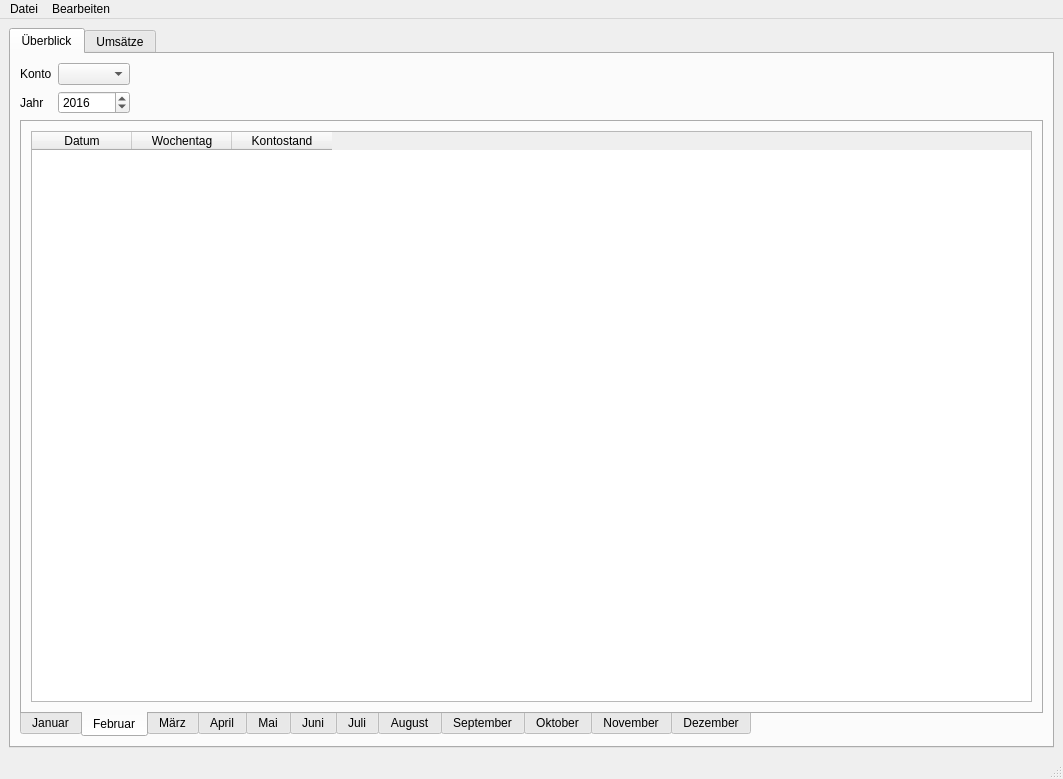
This is View/src/main/resources/design/ui/mainwindow.ui in marcuskraft/DimeDiaryJavaFx as Qt 5 draws it before an edit. The edited form follows.
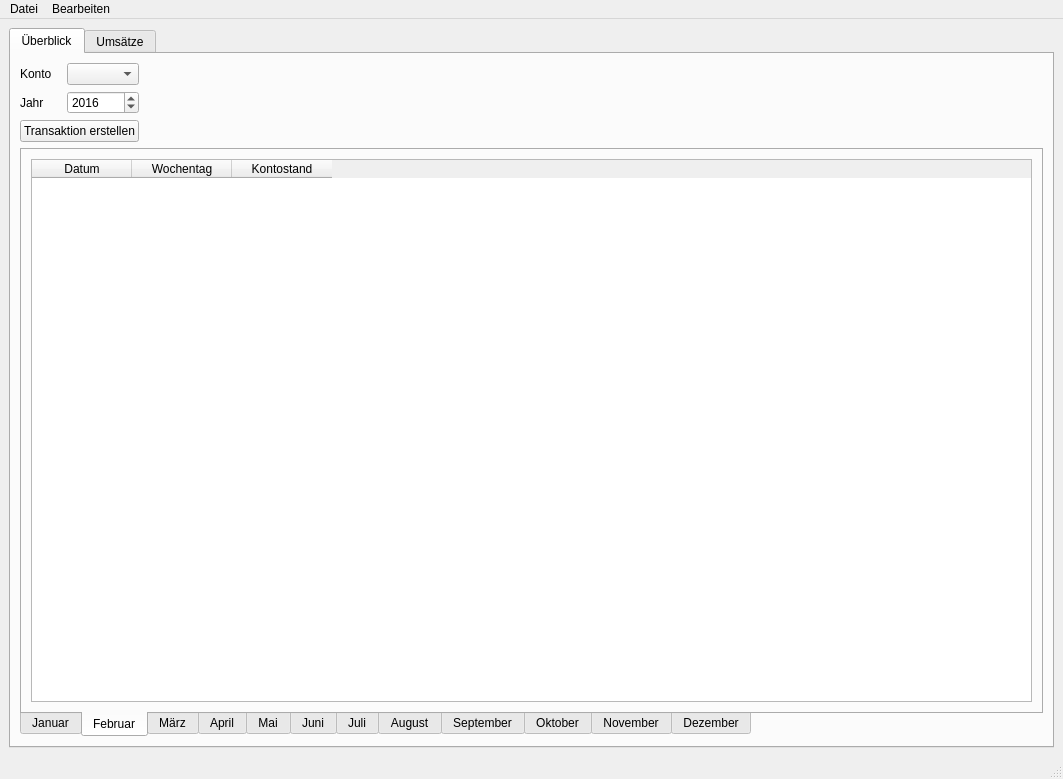
This is the edited form.

What changed in the file:
```diff
--- a/View/src/main/resources/design/ui/mainwindow.ui
+++ b/View/src/main/resources/design/ui/mainwindow.ui
@@ -37,7 +37,7 @@
         <string>Überblick</string>
        </attribute>
        <layout class="QGridLayout" name="gridLayout_5">
-        <item row="0" column="0">
+        <item row="1" column="0">
          <layout class="QGridLayout" name="gridLayout_4">
           <item row="0" column="1">
            <widget class="QComboBox" name="comboBoxBankaccountOverview"/>
@@ -71,7 +71,7 @@
           </item>
          </layout>
         </item>
-        <item row="0" column="1">
+        <item row="1" column="1">
          <spacer name="horizontalSpacer">
           <property name="orientation">
            <enum>Qt::Horizontal</enum>
@@ -84,7 +84,7 @@
           </property>
          </spacer>
         </item>
-        <item row="1" column="0" colspan="2">
+        <item row="3" column="0" colspan="2">
          <widget class="QTabWidget" name="tabWidget">
           <property name="tabPosition">
            <enum>QTabWidget::South</enum>
@@ -123,7 +123,7 @@
             <string>Februar</string>
            </attribute>
            <layout class="QGridLayout" name="gridLayout_8">
-            <item row="0" column="0">
+            <item row="1" column="0">
              <widget class="QTableWidget" name="tableWidgetBalanceFebruar">
               <column>
                <property name="text">
@@ -406,6 +406,13 @@
           </widget>
          </widget>
         </item>
+        <item row="2" column="0">
+         <widget class="QPushButton" name="pushButtonAddTransactionOverview">
+          <property name="text">
+           <string>Transaktion erstellen</string>
+          </property>
+         </widget>
+        </item>
        </layout>
       </widget>
       <widget class="QWidget" name="transactions">
```
Left out of the diff: 14 changed lines with no effect on the pictures.
